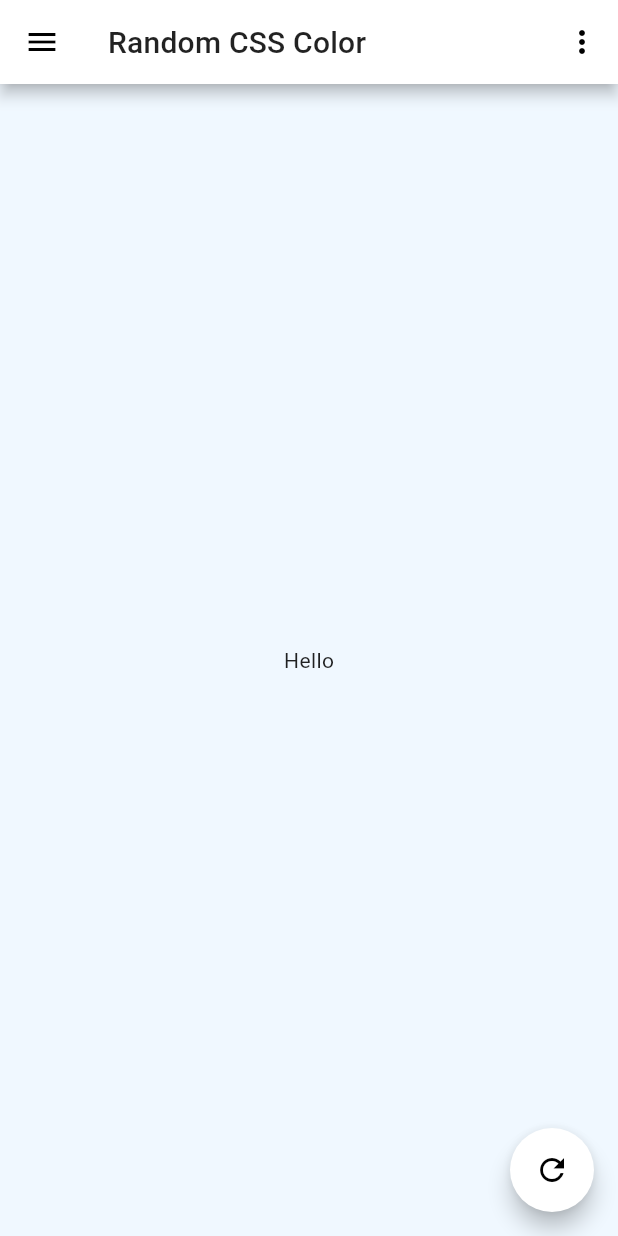
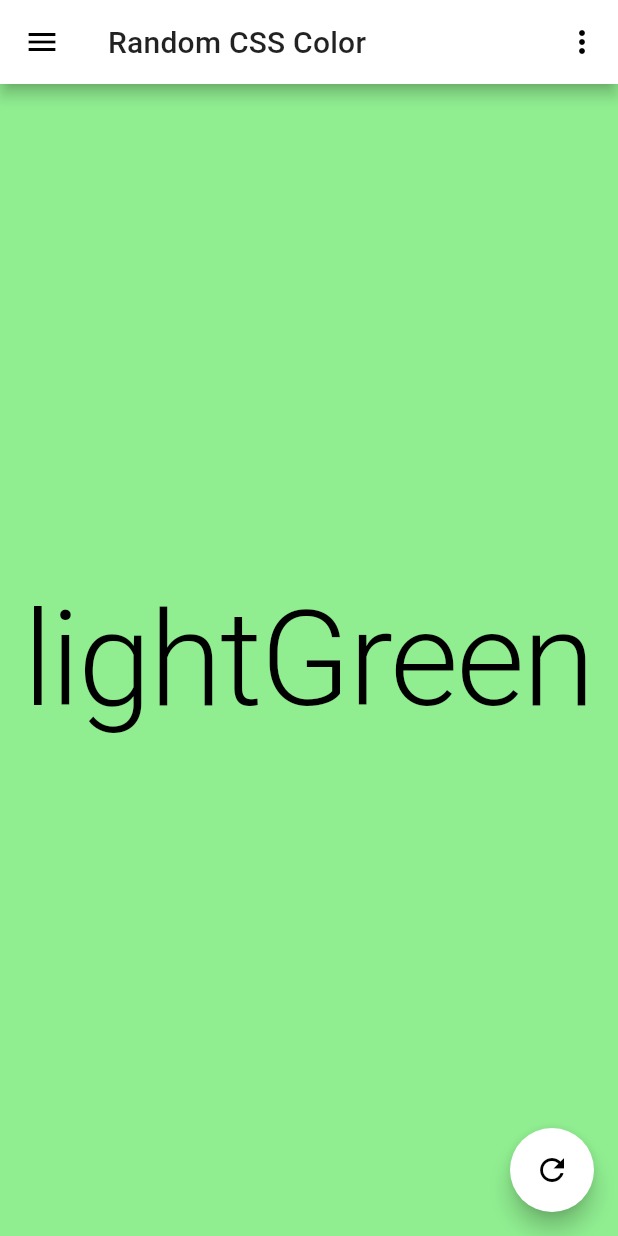
Before and after one commit to appliberated/RandomColorGenerator, a Flutter app: the screen it shows after launch, on a phone screen of 412 x 824 dp. Run offline on Flutter 3.47's test engine with Material 2 defaults, Android fonts, the phone set to English and light mode, and no system bars.

Commit message:
Add basic colors random generator

```diff
--- /dev/null
+++ b/lib/models/basic_colors.dart
@@ -0,0 +1,15 @@
+import 'package:random_color_generator/models/random_color.dart';
+
+const List<NamedColor> basicColors = [
+  NamedColor('Black', 0xFF000000),
+  NamedColor('White', 0xFFFFFFFF),
+  NamedColor('Red', 0xFFFF0000),
+  NamedColor('Green', 0xFF008000),
+  NamedColor('Yellow', 0xFFFFFF00),
+  NamedColor('Blue', 0xFF0000FF),
+  NamedColor('Brown', 0xFFA52A2A),
+  NamedColor('Orange', 0xFFFFA500),
+  NamedColor('Pink', 0xFFFFC0CB),
+  NamedColor('Purple', 0xFF800080),
+  NamedColor('Grey', 0xFF808080),
+];
--- a/lib/models/random_color.dart
+++ b/lib/models/random_color.dart
@@ -2,6 +2,7 @@ import 'dart:math';
 
 import 'package:flutter/material.dart';
 import 'package:random_color_generator/common/app_strings.dart';
+import 'package:random_color_generator/models/basic_colors.dart';
 import 'package:random_color_generator/models/css_colors.dart';
 
 enum ColorType { basic, css, material }
@@ -20,7 +21,7 @@ abstract class RandomColor {
 
   ColorType get colorType;
 
-  Color get defaultColor;
+//  Color get defaultColor;
 
   String get title => AppStrings.colorTypeTitles[colorType];
 
@@ -28,12 +29,14 @@ abstract class RandomColor {
 
   Color get color;
 
+  String get colorName;
+
   /// Returns the name of the specified counter type (e.g. "Black Counter").
   static String nameOf(ColorType type) => AppStrings.randomColorTypeNames[type];
 }
 
-abstract class RandomNamedColor extends RandomColor {
-  RandomNamedColor(Random random) : super(random) {
+abstract class RandomListColor extends RandomColor {
+  RandomListColor(Random random) : super(random) {
     _randomNamedColor = _colorList[0];
   }
 
@@ -42,15 +45,9 @@ abstract class RandomNamedColor extends RandomColor {
   NamedColor _randomNamedColor;
 
   @override
-  // TODO: implement colorType
-  ColorType get colorType => throw UnimplementedError();
+  Color get color => Color(_randomNamedColor.colorCode);
 
-  @override
-  // TODO: implement defaultColor
-  Color get defaultColor => throw UnimplementedError();
-
-  @override
-  Color get color => Color(_randomNamedColor.colorCode);
+  String get colorName => _randomNamedColor.name;
 
   @override
   void randomize() {
@@ -58,41 +55,21 @@ abstract class RandomNamedColor extends RandomColor {
   }
 }
 
-//class BasicColorGenerator extends RandomColor {
-//  BasicColorGenerator(Random random) : super(random);
-//
-//  @override
-//  ColorType get colorType => ColorType.basic;
-//
-//  @override
-//  // TODO: implement defaultColor
-////  Color get defaultColor => throw UnimplementedError();
-//  Color get defaultColor => throw UnimplementedError();
-//
-//  @override
-//  // TODO: implement color
-////  Color get color => throw UnimplementedError();
-//  Color get color => Colors.red;
-//
-//  @override
-//  void randomize() {
-//    // TODO: implement randomize
-//  }
-//
-//
-//
-//}
+class RandomBasicColor extends RandomListColor {
+  RandomBasicColor(Random random) : super(random);
 
-class RandomCSSColor extends RandomNamedColor {
+  @override
+  ColorType get colorType => ColorType.basic;
+
+  @override
+  List<NamedColor> get _colorList => basicColors;
+}
+
+class RandomCSSColor extends RandomListColor {
   RandomCSSColor(Random random) : super(random);
 
   @override
   ColorType get colorType => ColorType.css;
-
-  @override
-  // TODO: implement defaultColor
-//  Color get defaultColor => throw UnimplementedError();
-  Color get defaultColor => throw UnimplementedError();
 
   @override
   List<NamedColor> get _colorList => cssColors;
--- a/lib/screens/home.dart
+++ b/lib/screens/home.dart
@@ -9,6 +9,7 @@ import 'package:random_color_generator/common/app_strings.dart';
 import 'package:random_color_generator/models/random_color.dart';
 import 'package:random_color_generator/utils/utils.dart';
 import 'package:random_color_generator/widgets/app_drawer.dart';
+import 'package:random_color_generator/widgets/color_display.dart';
 
 /// Overflow menu items enumeration.
 enum MenuAction { reset, share }
@@ -42,13 +43,15 @@ class _HomeScreenState extends State<HomeScreen> {
     super.initState();
 
     _randomColorGenerators = {
-//      ColorType.basic: BasicColorGenerator(_random),
+      ColorType.basic: RandomBasicColor(_random),
       ColorType.css: RandomCSSColor(_random),
 //      ColorType.material: MaterialColorGenerator(_random),
     };
 
 //    currentColorType = ColorType.basic;
     currentColorType = ColorType.css;
+
+    _randomColorGenerator.randomize();
 
     _loadCounters();
   }
@@ -112,16 +115,10 @@ class _HomeScreenState extends State<HomeScreen> {
       key: _scaffoldKey,
       appBar: _buildAppBar(),
       drawer: _buildDrawer(),
-      body: Container(
+      body: ColorDisplay(
         color: _randomColorGenerator.color,
-        alignment: Alignment.center,
-        child: Text('Hello'),
+        colorName: _randomColorGenerator.colorName,
       ),
-//      body: CounterDisplay(
-//        value: _counters.current.value,
-//        color: _counters.current.color,
-//        isPortrait: isPortrait,
-//      ),
       floatingActionButton: _buildFAB(),
     );
   }
--- /dev/null
+++ b/lib/widgets/color_display.dart
@@ -0,0 +1,46 @@
+import 'package:flutter/material.dart';
+import 'package:random_color_generator/utils/utils.dart';
+
+/// A widget that displays a centered integer counter value, filled with a specified color.
+class ColorDisplay extends StatelessWidget {
+  /// Creates a counter display widget.
+  const ColorDisplay({
+    Key key,
+    @required this.color,
+    @required this.colorName,
+    this.isPortrait = true,
+  })  : assert(color != null),
+        assert(colorName != null),
+        super(key: key);
+
+  /// The color with which to fill the counter container.
+  final Color color;
+
+  /// The value of the counter.
+  final String colorName;
+
+  /// Are we in portrait "mode"?
+  final bool isPortrait;
+
+  @override
+  Widget build(BuildContext context) {
+    final TextStyle counterStyle =
+        isPortrait ? Theme.of(context).textTheme.headline1 : Theme.of(context).textTheme.headline2;
+
+    return Container(
+      alignment: Alignment.center,
+      color: color,
+      padding: const EdgeInsets.all(16.0),
+      child: FittedBox(
+        fit: BoxFit.fitWidth,
+        child: Text(
+          colorName,
+          overflow: TextOverflow.ellipsis,
+          style: counterStyle.copyWith(
+            color: color.contrastOf(),
+          ),
+        ),
+      ),
+    );
+  }
+}
```
